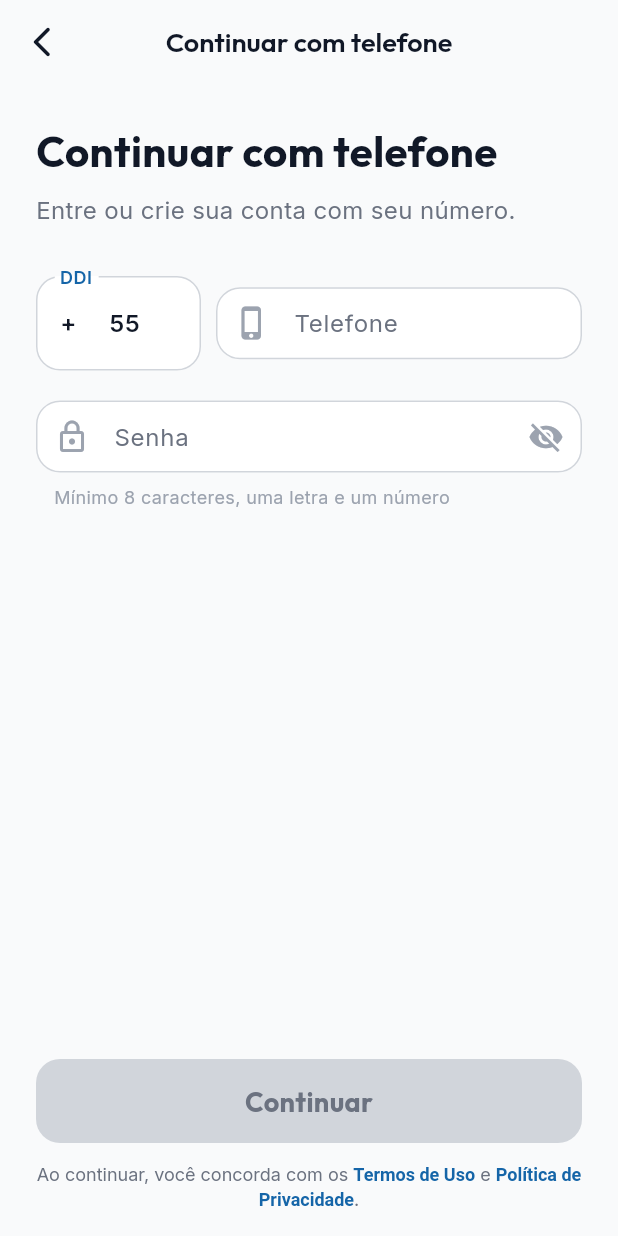
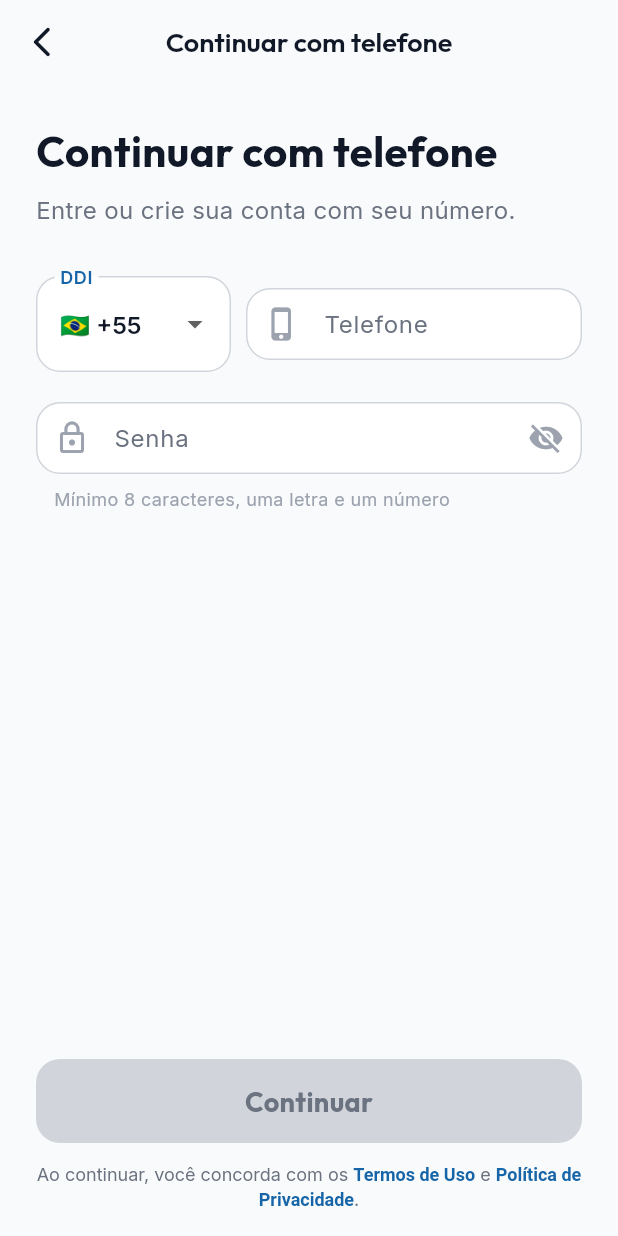
Before and after one commit to ZacLopes/stage, a Flutter app: the PhoneSignupScreen screen opened directly, on a phone screen of 412 x 824 dp. Run offline on Flutter 3.47's test engine with Material 3 defaults, Android fonts, the phone set to English and light mode, and no system bars; our stand-ins replace cached_network_image, file_picker, flutter_card_swiper, flutter_dotenv, flutter_html, flutter_svg and 11 more; missing offline and left inert: app_tracking_transparency, facebook_app_events, onesignal_flutter, posthog_flutter, syncfusion_flutter_pdf; accounts and stored records are empty.

Commit message:
fix(auth): mesmo seletor de DDI no cadastro e no onboarding
O cadastro pedia o DDI como caixa de texto livre (qualquer número de até 4
dígitos) e o onboarding, duas telas depois, pedia o MESMO dado num seletor
com bandeira de 4 opções. Além da incoerência, um DDI digitado fora dessas
4 chegava no dropdown como valor sem item correspondente — assert em debug,
campo vazio em release.

Medido em produção hoje: dos 1.225 perfis com DDI preenchido, 1.225 são
+55. Nenhum usuário real se perde ao trocar o texto livre pelo seletor; os
outros três códigos ficam para quem estuda fora. E o `CountryCodeField`
aceita um código legado fora da lista, em vez de engolir o país da pessoa.

Revisão UX 28/07, achado P3-42.
Verificado no simulador: cadastro novo → o número chega pré-preenchido na
tela de telefone do onboarding, com o mesmo controle.

Co-Authored-By: Claude Opus 5 <noreply@anthropic.com>

```diff
--- /dev/null
+++ b/lib/core/widgets/country_code_field.dart
@@ -0,0 +1,76 @@
+import 'package:flutter/material.dart';
+
+import '../theme/theme.dart';
+
+/// Códigos de país oferecidos no app, em ordem de uso real.
+///
+/// Fonte única (revisão UX 28/07, achado P3-42): antes o cadastro pedia o DDI
+/// como caixa de texto livre (qualquer número de até 4 dígitos) e o onboarding,
+/// duas telas depois, pedia o MESMO dado num seletor com bandeira de 4 opções.
+/// Além da incoerência visual, um DDI digitado fora dessas 4 opções chegava no
+/// `DropdownButtonFormField` do onboarding como valor sem item correspondente.
+///
+/// Medido em produção em 28/07: dos 1.225 perfis com DDI preenchido, **1.225
+/// são +55**. Nenhum usuário real foi perdido ao trocar o texto livre pelo
+/// seletor; os outros três códigos ficam para quem estuda fora.
+const kCountryCodes = <(String code, String label)>[
+  ('+55', '🇧🇷 +55'),
+  ('+1', '🇺🇸 +1'),
+  ('+351', '🇵🇹 +351'),
+  ('+44', '🇬🇧 +44'),
+];
+
+/// Seletor de DDI com bandeira — o MESMO controle no cadastro e no onboarding.
+///
+/// Aceita um [value] fora de [kCountryCodes] (ex.: conta antiga criada quando o
+/// campo era texto livre): nesse caso o código entra na lista como item extra,
+/// sem bandeira, em vez de virar um dropdown sem seleção.
+class CountryCodeField extends StatelessWidget {
+  final String value;
+  final ValueChanged<String> onChanged;
+  final InputDecoration? decoration;
+
+  const CountryCodeField({
+    super.key,
+    required this.value,
+    required this.onChanged,
+    this.decoration,
+  });
+
+  @override
+  Widget build(BuildContext context) {
+    final known = kCountryCodes.any((c) => c.$1 == value);
+    final entries = <(String, String)>[
+      ...kCountryCodes,
+      if (!known) (value, value),
+    ];
+
+    return DropdownButtonFormField<String>(
+      isExpanded: true,
+      initialValue: value,
+      decoration: decoration ??
+          const InputDecoration(
+            filled: true,
+            fillColor: Colors.white,
+            border: OutlineInputBorder(
+              borderRadius: BorderRadius.all(Radius.circular(12)),
+            ),
+            contentPadding: EdgeInsets.symmetric(horizontal: 10, vertical: 18),
+          ),
+      style: const TextStyle(
+        fontFamily: 'Inter',
+        fontSize: 16,
+        fontWeight: FontWeight.w600,
+        color: AppColors.textPrimary,
+      ),
+      items: [
+        for (final (code, label) in entries)
+          DropdownMenuItem(
+            value: code,
+            child: Text(label, overflow: TextOverflow.ellipsis),
+          ),
+      ],
+      onChanged: (v) => onChanged(v ?? value),
+    );
+  }
+}
--- a/lib/features/auth/phone_signup_screen.dart
+++ b/lib/features/auth/phone_signup_screen.dart
@@ -19,6 +19,7 @@ import '../../core/analytics/screen_tracking.dart';
 import '../../core/theme/theme.dart';
 import '../../core/utils/auth_error_formatter.dart';
 import '../../core/utils/brazil_phone_formatter.dart';
+import '../../core/widgets/country_code_field.dart';
 import '../../core/widgets/pii_mask.dart';
 import '../../services/analytics_service.dart';
 import '../splash/splash_screen.dart' show AuthGate;
@@ -40,17 +41,13 @@ class _PhoneSignupScreenState extends State<PhoneSignupScreen>
   final _formKey = GlobalKey<FormState>();
   final _phoneController = TextEditingController();
   final _passwordController = TextEditingController();
-  // DDI editável — default '55' (Brasil), mas user pode digitar qualquer
-  // código (ex: '1', '351', '44'). O prefixo '+' é renderizado fixo pelo
-  // InputDecoration.prefixText, então o controller só guarda os dígitos.
-  final _countryController = TextEditingController(text: '55');
+  /// DDI selecionado. Antes era caixa de texto livre; virou o MESMO seletor
+  /// com bandeira que o onboarding usa duas telas depois (revisão UX 28/07,
+  /// achado P3-42) — ver `CountryCodeField`.
+  String _countryCode = '+55';
 
   bool _obscurePassword = true;
   String? _errorMessage;
-
-  /// Código completo (com '+') usado pra autenticação e pra detectar se
-  /// o user é BR (e ativar a máscara de telefone brasileira).
-  String get _countryCode => '+${_countryController.text}';
 
   @override
   void initState() {
@@ -62,7 +59,6 @@ class _PhoneSignupScreenState extends State<PhoneSignupScreen>
   void dispose() {
     _phoneController.dispose();
     _passwordController.dispose();
-    _countryController.dispose();
     _termsTap.dispose();
     _privacyTap.dispose();
     super.dispose();
@@ -199,32 +195,10 @@ class _PhoneSignupScreenState extends State<PhoneSignupScreen>
                         Row(
                           children: [
                             SizedBox(
-                              width: 110,
-                              // DDI editável — qualquer código numérico. Prefix
-                              // '+' renderizado fixo pelo InputDecoration (não
-                              // entra no controller). Quando muda pra/de '+55',
-                              // limpa o número porque a máscara BR muda.
-                              child: TextFormField(
-                                controller: _countryController,
-                                keyboardType: TextInputType.number,
-                                textAlign: TextAlign.center,
-                                style: const TextStyle(
-                                  fontFamily: 'Inter',
-                                  fontSize: 16,
-                                  fontWeight: FontWeight.w600,
-                                ),
-                                inputFormatters: [
-                                  FilteringTextInputFormatter.digitsOnly,
-                                  LengthLimitingTextInputFormatter(4),
-                                ],
+                              width: 130,
+                              child: CountryCodeField(
+                                value: _countryCode,
                                 decoration: InputDecoration(
-                                  prefixText: '+',
-                                  prefixStyle: const TextStyle(
-                                    fontFamily: 'Inter',
-                                    fontSize: 16,
-                                    fontWeight: FontWeight.w600,
-                                    color: AppColors.textPrimary,
-                                  ),
                                   labelText: 'DDI',
                                   labelStyle: const TextStyle(
                                     fontFamily: 'Inter',
@@ -253,10 +227,8 @@ class _PhoneSignupScreenState extends State<PhoneSignupScreen>
                                         color: AppColors.brandBlue, width: 2),
                                   ),
                                 ),
-                                validator: (v) => (v == null || v.isEmpty)
-                                    ? 'DDI'
-                                    : null,
-                                onChanged: (_) => setState(() {
+                                onChanged: (v) => setState(() {
+                                  _countryCode = v;
                                   // Limpa o número quando o DDI muda — máscara
                                   // BR só vale pra +55, e outros países podem
                                   // ter formatos incompatíveis com o que já
```
Also changed, not shown: lib/features/onboarding/presentation/masking_questions/phone_screen.dart (+6 -16 lines), 1 other file.
